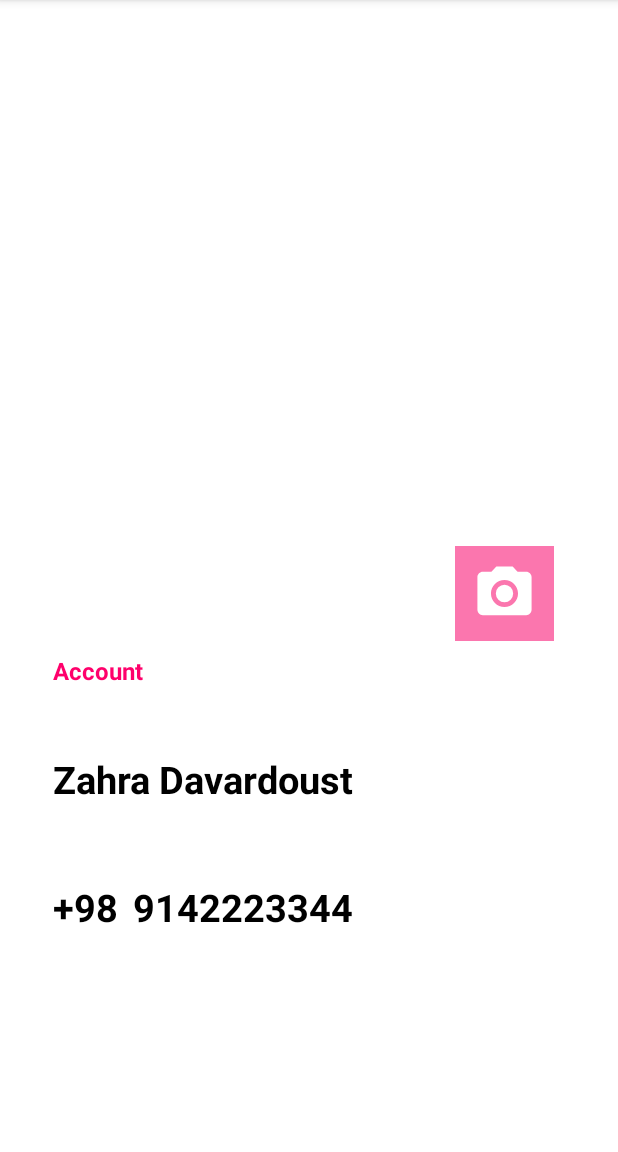
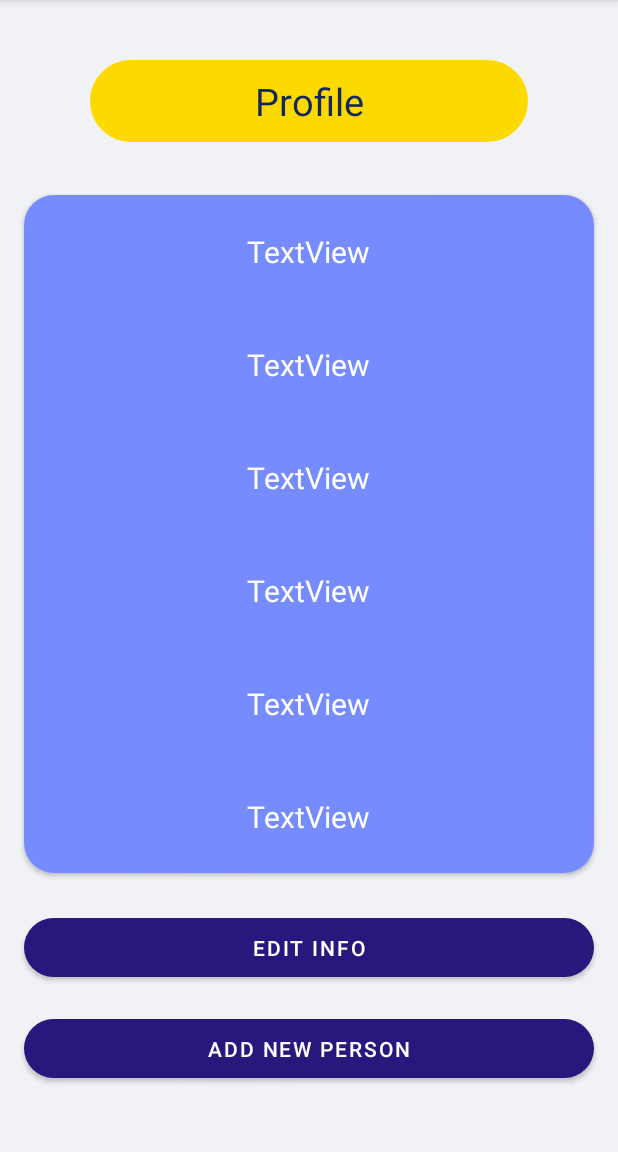
Before and after one commit to zahhard/bank, an Android app: the fragment ProfileFragment shown on its own in the app's theme, on a phone screen of 412 x 824 dp, the part 84-1236 px from its top. Run offline under Robolectric (Android 15) with nearby library versions, the phone set to English and light mode, and no system bars.

Commit message:
fragment_profile.xml upgraded

```diff
--- a/app/src/main/res/layout/fragment_profile.xml
+++ b/app/src/main/res/layout/fragment_profile.xml
@@ -1,98 +1,138 @@
 <?xml version="1.0" encoding="utf-8"?>
-<androidx.constraintlayout.widget.ConstraintLayout xmlns:android="http://schemas.android.com/apk/res/android"
+<LinearLayout xmlns:android="http://schemas.android.com/apk/res/android"
     xmlns:app="http://schemas.android.com/apk/res-auto"
+    android:orientation="vertical"
     xmlns:tools="http://schemas.android.com/tools"
     android:layout_width="match_parent"
     android:layout_height="match_parent"
-    tools:context=".ProfileFragment">
-
-
-    <ImageView
-        android:id="@+id/iv_photo"
-        android:layout_width="413dp"
-        android:layout_height="391dp"
-        app:layout_constraintBottom_toBottomOf="parent"
-        app:layout_constraintEnd_toEndOf="parent"
-        app:layout_constraintStart_toStartOf="parent"
-        app:layout_constraintTop_toTopOf="parent"
-        app:layout_constraintVertical_bias="0.011"
-        tools:src="@tools:sample/avatars"
-        />
-
-    <ImageView
-        android:id="@+id/iv_change_photo"
-        android:layout_width="66dp"
-        android:layout_height="63dp"
-        android:background="#FB76AE"
-        android:padding="10dp"
-        android:src="@drawable/ic_baseline_photo_camera_24"
-        app:layout_constraintBottom_toBottomOf="@+id/iv_photo"
-        app:layout_constraintEnd_toEndOf="parent"
-        app:layout_constraintHorizontal_bias="0.877"
-        app:layout_constraintStart_toStartOf="parent"
-        app:layout_constraintTop_toBottomOf="@+id/iv_photo"
-        app:layout_constraintVertical_bias="0.489"
-        app:tint="@color/white" />
+    android:background="@color/bakground">
 
     <TextView
         android:id="@+id/textView"
-        android:layout_width="wrap_content"
+        android:layout_width="match_parent"
         android:layout_height="wrap_content"
-        android:text="Account"
-        android:textColor="#FF006B"
-        android:textSize="16sp"
-        android:textStyle="bold"
-        app:layout_constraintBottom_toBottomOf="parent"
-        app:layout_constraintEnd_toEndOf="parent"
-        app:layout_constraintHorizontal_bias="0.101"
-        app:layout_constraintStart_toStartOf="parent"
-        app:layout_constraintTop_toBottomOf="@+id/iv_photo"
-        app:layout_constraintVertical_bias="0.116" />
+        android:layout_marginTop="40dp"
+        android:layout_marginHorizontal="60dp"
+        android:layout_marginBottom="10dp"
+        android:background="@drawable/et_style"
+        android:backgroundTint="#FCDA00"
+        android:layout_gravity="center"
+        android:gravity="center"
+        android:textSize="25sp"
+        android:textColor="@color/dark_blue"
+        android:paddingVertical="10dp"
+        android:text="Profile" />
 
-    <TextView
-        android:id="@+id/tv_name"
-        android:layout_width="wrap_content"
+    <androidx.cardview.widget.CardView
+        android:layout_width="match_parent"
         android:layout_height="wrap_content"
-        android:layout_marginTop="44dp"
-        android:text="Zahra Davardoust"
-        android:textColor="#000000"
-        android:textSize="25sp"
-        android:textStyle="bold"
-        app:layout_constraintBottom_toBottomOf="parent"
-        app:layout_constraintEnd_toEndOf="@+id/textView"
-        app:layout_constraintHorizontal_bias="0.0"
-        app:layout_constraintStart_toStartOf="@+id/textView"
-        app:layout_constraintTop_toBottomOf="@+id/textView"
-        app:layout_constraintVertical_bias="0.0" />
+        android:layout_marginHorizontal="16dp"
+        android:layout_marginTop="25sp"
+        android:layout_marginBottom="16dp"
+        app:cardCornerRadius="20dp">
 
-    <TextView
-        android:id="@+id/tv_number"
-        android:layout_width="wrap_content"
+
+        <LinearLayout
+            android:layout_width="match_parent"
+            android:layout_height="match_parent"
+            android:background="@color/light_blue"
+            android:orientation="vertical">
+
+
+            <TextView
+                android:id="@+id/textView2"
+                android:layout_width="wrap_content"
+                android:layout_height="wrap_content"
+                android:layout_margin="16dp"
+                android:layout_gravity="center"
+                android:gravity="center"
+                android:padding="8dp"
+                android:textColor="@color/white"
+                android:textSize="20sp"
+                android:text="TextView" />
+
+            <TextView
+                android:id="@+id/textView3"
+                android:layout_width="wrap_content"
+                android:layout_height="wrap_content"
+                android:layout_margin="16dp"
+                android:layout_gravity="center"
+                android:gravity="center"
+                android:padding="8dp"
+                android:textColor="@color/white"
+                android:textSize="20sp"
+                android:text="TextView" />
+
+            <TextView
+                android:id="@+id/textView4"
+                android:layout_width="wrap_content"
+                android:layout_height="wrap_content"
+                android:layout_margin="16dp"
+                android:layout_gravity="center"
+                android:gravity="center"
+                android:padding="8dp"
+                android:textColor="@color/white"
+                android:textSize="20sp"
+                android:text="TextView" />
+
+            <TextView
+                android:id="@+id/textView5"
+                android:layout_width="wrap_content"
+                android:layout_height="wrap_content"
+                android:layout_margin="16dp"
+                android:layout_gravity="center"
+                android:gravity="center"
+                android:padding="8dp"
+                android:textColor="@color/white"
+                android:textSize="20sp"
+                android:text="TextView" />
+
+            <TextView
+                android:id="@+id/textView6"
+                android:layout_width="wrap_content"
+                android:layout_height="wrap_content"
+                android:layout_margin="16dp"
+                android:layout_gravity="center"
+                android:gravity="center"
+                android:padding="8dp"
+                android:textColor="@color/white"
+                android:textSize="20sp"
+                android:text="TextView" />
+
+
+            <TextView
+                android:id="@+id/textView7"
+                android:layout_width="wrap_content"
+                android:layout_height="wrap_content"
+                android:layout_margin="16dp"
+                android:layout_gravity="center"
+                android:gravity="center"
+                android:padding="8dp"
+                android:textColor="@color/white"
+                android:textSize="20sp"
+                android:text="TextView" />
+        </LinearLayout>
+    </androidx.cardview.widget.CardView>
+
+    <Button
+        android:id="@+id/button2"
+        android:layout_width="match_parent"
         android:layout_height="wrap_content"
-        android:text="9142223344"
-        android:textColor="#000000"
-        android:textSize="25sp"
-        android:textStyle="bold"
-        app:layout_constraintBottom_toBottomOf="parent"
-        app:layout_constraintEnd_toEndOf="@+id/tv_name"
-        app:layout_constraintHorizontal_bias="1.0"
-        app:layout_constraintStart_toStartOf="@+id/tv_name"
-        app:layout_constraintTop_toBottomOf="@+id/tv_name"
-        app:layout_constraintVertical_bias="0.259" />
+        android:layout_marginHorizontal="16dp"
+        app:cornerRadius="30sp"
+        android:padding="10dp"
+        android:layout_marginVertical="8dp"
+        android:text="@string/edit" />
 
-    <TextView
-        android:id="@+id/textView4"
-        android:layout_width="wrap_content"
+    <Button
+        android:id="@+id/button3"
+        android:layout_width="match_parent"
         android:layout_height="wrap_content"
-        android:text="+98 "
-        android:textColor="#000000"
-        android:textSize="25sp"
-        android:textStyle="bold"
-        app:layout_constraintBottom_toBottomOf="parent"
-        app:layout_constraintEnd_toStartOf="@+id/tv_number"
-        app:layout_constraintHorizontal_bias="0.0"
-        app:layout_constraintStart_toStartOf="@+id/tv_name"
-        app:layout_constraintTop_toBottomOf="@+id/tv_name"
-        app:layout_constraintVertical_bias="0.259" />
+        android:layout_marginHorizontal="16dp"
+        app:cornerRadius="30sp"
+        android:padding="10dp"
+        android:layout_marginVertical="8dp"
+        android:text="@string/logout" />
 
-</androidx.constraintlayout.widget.ConstraintLayout>
+
+</LinearLayout>
```
